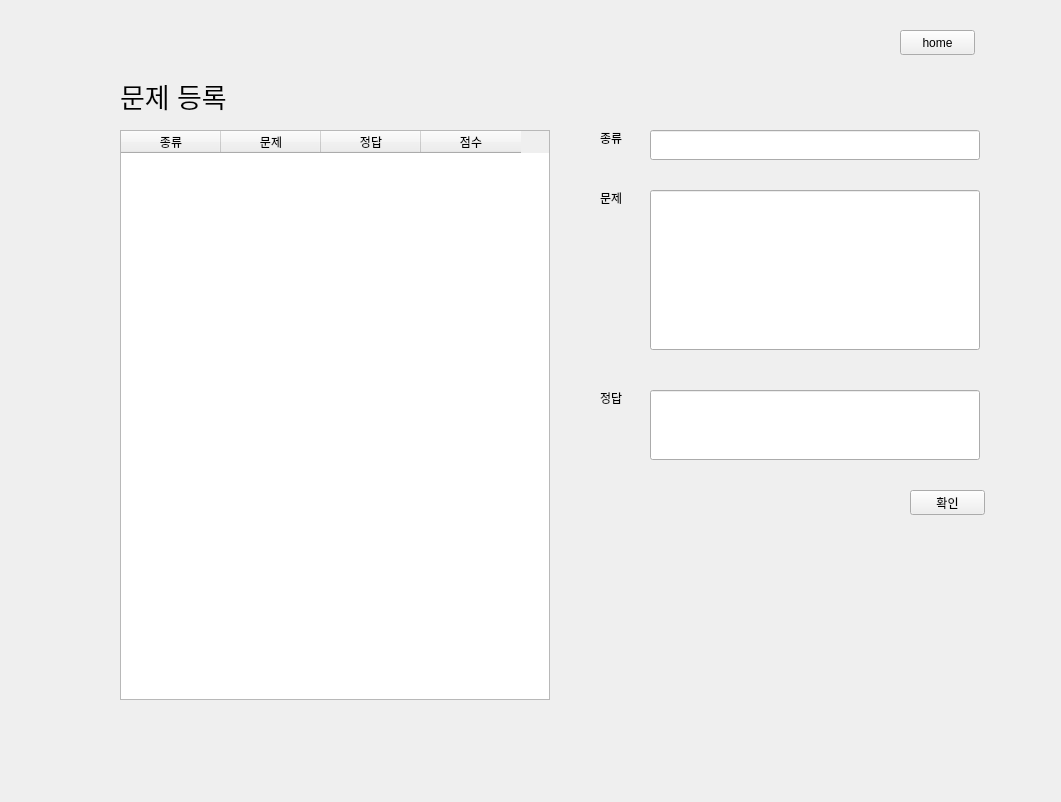
soyyoonn/Education-Application, file client_forteacher.ui: the form before one commit.
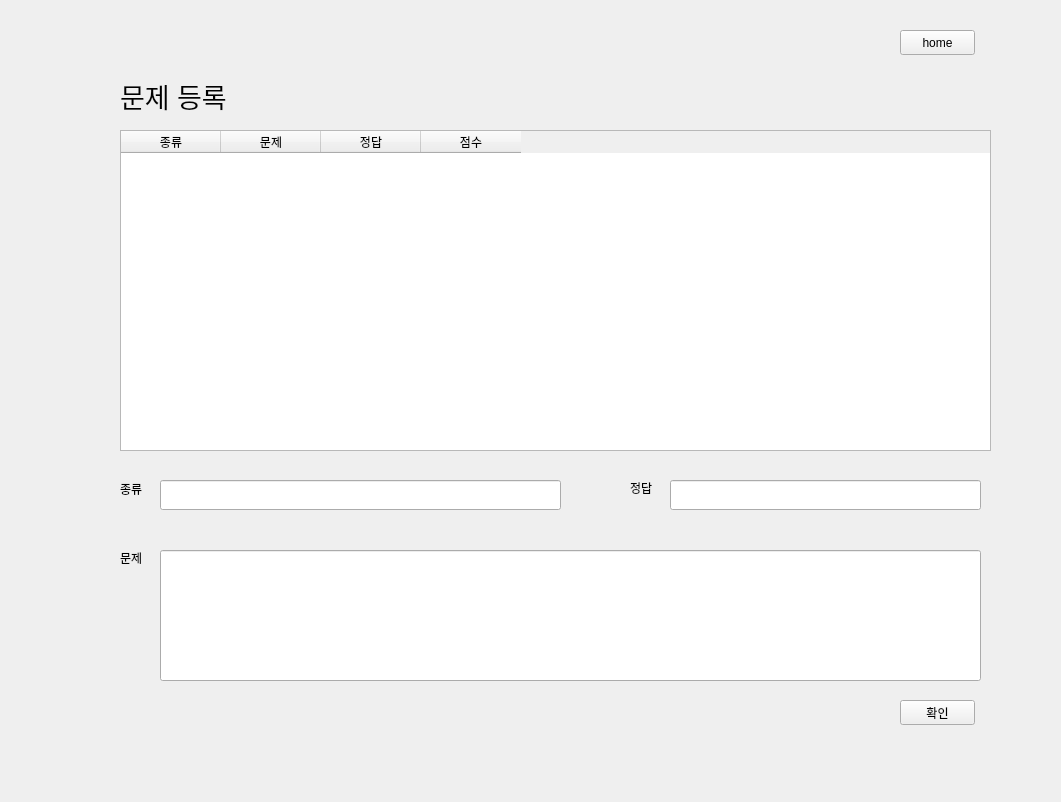
The form after the commit. The open tabs and pages were chosen to show the change.

Commit message: 230209 21:16 휴

The edit to the form file:
```diff
--- a/client_forteacher.ui
+++ b/client_forteacher.ui
@@ -121,8 +121,8 @@
     <widget class="QPushButton" name="btn_enter">
      <property name="geometry">
       <rect>
-       <x>910</x>
-       <y>490</y>
+       <x>900</x>
+       <y>700</y>
        <width>75</width>
        <height>25</height>
       </rect>
@@ -136,8 +136,8 @@
       <rect>
        <x>120</x>
        <y>130</y>
-       <width>430</width>
-       <height>570</height>
+       <width>871</width>
+       <height>321</height>
       </rect>
      </property>
      <column>
@@ -177,29 +177,29 @@
     <widget class="QLineEdit" name="quizline">
      <property name="geometry">
       <rect>
-       <x>650</x>
-       <y>190</y>
-       <width>330</width>
-       <height>160</height>
+       <x>160</x>
+       <y>550</y>
+       <width>821</width>
+       <height>131</height>
       </rect>
      </property>
     </widget>
     <widget class="QLineEdit" name="answerline">
      <property name="geometry">
       <rect>
-       <x>650</x>
-       <y>390</y>
-       <width>330</width>
-       <height>70</height>
+       <x>670</x>
+       <y>480</y>
+       <width>311</width>
+       <height>30</height>
       </rect>
      </property>
     </widget>
     <widget class="QLineEdit" name="kindline">
      <property name="geometry">
       <rect>
-       <x>650</x>
-       <y>130</y>
-       <width>330</width>
+       <x>160</x>
+       <y>480</y>
+       <width>401</width>
        <height>30</height>
       </rect>
      </property>
@@ -207,8 +207,8 @@
     <widget class="QLabel" name="label_6">
      <property name="geometry">
       <rect>
-       <x>600</x>
-       <y>130</y>
+       <x>120</x>
+       <y>481</y>
        <width>31</width>
        <height>16</height>
       </rect>
@@ -220,8 +220,8 @@
     <widget class="QLabel" name="label_7">
      <property name="geometry">
       <rect>
-       <x>600</x>
-       <y>390</y>
+       <x>630</x>
+       <y>480</y>
        <width>31</width>
        <height>16</height>
       </rect>
@@ -233,8 +233,8 @@
     <widget class="QLabel" name="label_8">
      <property name="geometry">
       <rect>
-       <x>600</x>
-       <y>190</y>
+       <x>120</x>
+       <y>550</y>
        <width>31</width>
        <height>16</height>
       </rect>
```
Left out of the diff: 12 changed lines with no effect on the pictures. The commit also changes 2 other files.
